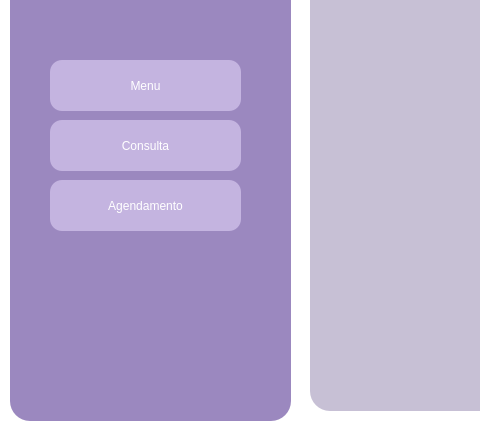
Above: VeterinaryScheduleSystem/cadastroalterar.ui from brenoafsa/VeterinaryScheduleSystem before the change; both pictures show x 0 to 480 and y 190 to 619 of the 1302 by 619 pixel window. Below: the same form after it.
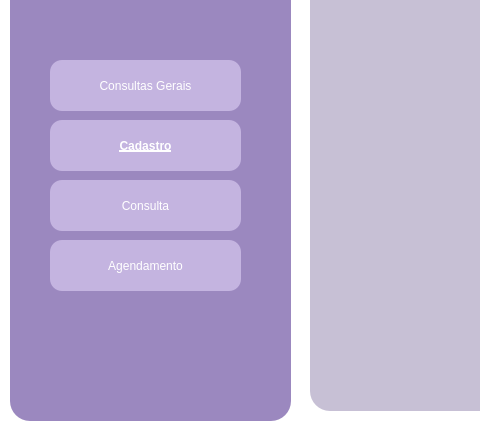
That is the form after the change. Icons and pictures are not drawn.

Diff of the .ui file:
```diff
--- a/VeterinaryScheduleSystem/cadastroalterar.ui
+++ b/VeterinaryScheduleSystem/cadastroalterar.ui
@@ -45,14 +45,14 @@
 color: #ffffff</string>
     </property>
     <property name="text">
-     <string>Menu</string>
+     <string>Consultas Gerais</string>
     </property>
    </widget>
    <widget class="QPushButton" name="consultaButton">
     <property name="geometry">
      <rect>
       <x>40</x>
-      <y>300</y>
+      <y>360</y>
       <width>191</width>
       <height>51</height>
      </rect>
@@ -72,7 +72,7 @@
     <property name="geometry">
      <rect>
       <x>40</x>
-      <y>360</y>
+      <y>420</y>
       <width>191</width>
       <height>51</height>
      </rect>
@@ -107,6 +107,35 @@
      <bool>true</bool>
     </property>
    </widget>
+   <widget class="QPushButton" name="pushButton_6">
+    <property name="geometry">
+     <rect>
+      <x>40</x>
+      <y>300</y>
+      <width>191</width>
+      <height>51</height>
+     </rect>
+    </property>
+    <property name="font">
+     <font>
+      <family>System</family>
+      <pointsize>9</pointsize>
+      <italic>false</italic>
+      <bold>true</bold>
+      <underline>true</underline>
+     </font>
+    </property>
+    <property name="styleSheet">
+     <string notr="true">background-color: #C4B4E0;
+font: 700 9pt &quot;System&quot;;
+border-radius: 12px;
+padding: 5px;
+color: rgb(255, 255, 255);</string>
+    </property>
+    <property name="text">
+     <string>Cadastro</string>
+    </property>
+   </widget>
    <zorder>agendamentoButton</zorder>
    <zorder>label</zorder>
    <zorder>menuButton</zorder>
```
Left out of the diff: 1 changed line with no effect on the pictures.
